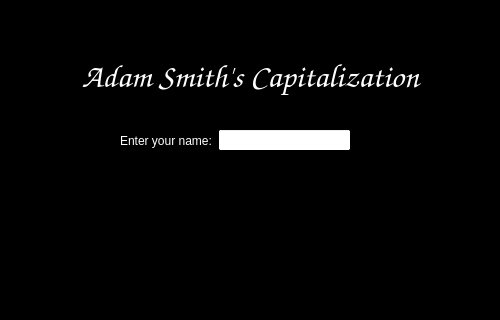
This is Game/startdialog.ui in kemm0/Adam-Smith-s-Capitalization as Qt 5 draws it before an edit; both pictures show x 0 to 500 and y 0 to 320 of the 500 by 500 pixel window. The edited form follows.
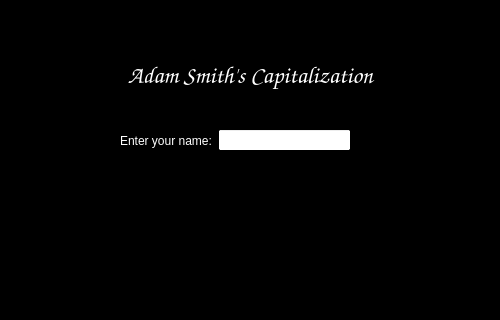
This is the edited form.

Commit message: Changed startdialog label font

What changed in the file:
```diff
--- a/Game/startdialog.ui
+++ b/Game/startdialog.ui
@@ -206,7 +206,7 @@
    <property name="font">
     <font>
      <family>Z003</family>
-     <pointsize>25</pointsize>
+     <pointsize>18</pointsize>
      <weight>75</weight>
      <italic>true</italic>
      <bold>true</bold>
```
